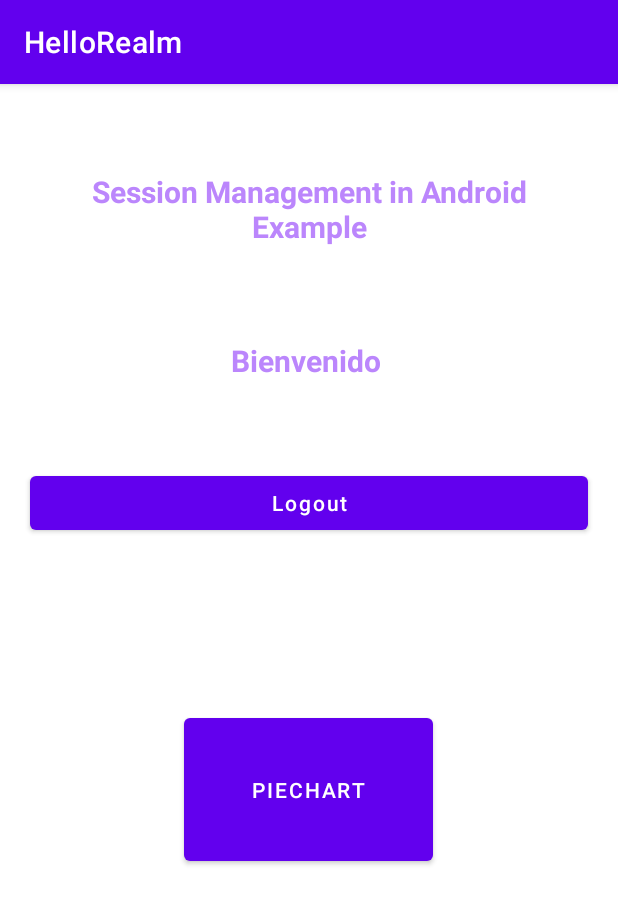
After one commit to AlterneDual/Info, an Android app: the Logged screen opened directly, with no data from a screen before it, on a phone screen of 412 x 824 dp. The commit adds this screen. Shown: the top 904 px of the screen. Run offline under Robolectric (Android 15) with nearby library versions, the phone set to English and light mode, and no system bars; libraries missing offline, so code that uses them is left out: io.realm; 4 statements that could not run were skipped.

Commit message:
Session sistem + Graphical use: DONE

```diff
--- a/Base de Datos/ExampleCode/HelloRealm/app/src/main/java/main/run/hellorealm/UsuarioController.kt
+++ b/Base de Datos/ExampleCode/HelloRealm/app/src/main/java/main/run/hellorealm/Control/UsuarioController.kt
@@ -1,8 +1,11 @@
-package main.run.hellorealm
+package main.run.hellorealm.Control
 
 import io.realm.Realm
 import io.realm.RealmList
 import io.realm.kotlin.where
+import main.run.hellorealm.model.Gasto
+import main.run.hellorealm.model.Usuario
+import main.run.hellorealm.utils.Encrypter
 
 class UsuarioController {
 
--- /dev/null
+++ b/Base de Datos/ExampleCode/HelloRealm/app/src/main/java/main/run/hellorealm/Logged.kt
@@ -0,0 +1,56 @@
+package main.run.hellorealm
+
+import android.content.Context
+import android.content.Intent
+import android.content.SharedPreferences
+import android.os.Bundle
+import androidx.appcompat.app.AppCompatActivity
+import io.realm.Realm
+import io.realm.RealmConfiguration
+import main.run.hellorealm.databinding.LoggedActivityBinding
+
+class Logged : AppCompatActivity() {
+
+    private lateinit var binding: LoggedActivityBinding
+
+    var PREFS_KEY = "prefs"
+    var EMAIL_KEY = "email"
+    var email = ""
+
+    lateinit var sharedPreferences: SharedPreferences
+
+    override fun onCreate(savedInstanceState: Bundle?) {
+        super.onCreate(savedInstanceState)
+        binding = LoggedActivityBinding.inflate(layoutInflater)
+        setContentView(binding.root)
+        Realm.init(this)
+
+        val realmName = "ProyectoPrueba"
+        val config =
+            RealmConfiguration.Builder().name(realmName).deleteRealmIfMigrationNeeded()
+                .schemaVersion(0).allowWritesOnUiThread(true).allowQueriesOnUiThread(true).build()
+        Realm.setDefaultConfiguration(config)
+
+        sharedPreferences = getSharedPreferences(PREFS_KEY, Context.MODE_PRIVATE)
+        email = sharedPreferences.getString(EMAIL_KEY, null)!!
+        binding.idTVUserName.text = "Bienvenido \n $email"
+
+        binding.idBtnLogOut.setOnClickListener {
+            val editor: SharedPreferences.Editor = sharedPreferences.edit()
+            editor.clear()
+            editor.apply()
+
+            val i = Intent(this, Login::class.java)
+            startActivity(i)
+            finish()
+        }
+
+        binding.idBtnPieChart.setOnClickListener {
+            val i = Intent(this, PieChart::class.java)
+            startActivity(i)
+            finish()
+        }
+
+
+    }
+}
--- a/Base de Datos/ExampleCode/HelloRealm/app/src/main/java/main/run/hellorealm/Encrypter.kt
+++ b/Base de Datos/ExampleCode/HelloRealm/app/src/main/java/main/run/hellorealm/utils/Encrypter.kt
@@ -1,4 +1,4 @@
-package main.run.hellorealm
+package main.run.hellorealm.utils
 
 import android.util.Base64
 import javax.crypto.Cipher
--- /dev/null
+++ b/Base de Datos/ExampleCode/HelloRealm/app/src/main/res/layout/logged_activity.xml
@@ -0,0 +1,68 @@
+<?xml version="1.0" encoding="utf-8"?>
+<RelativeLayout xmlns:android="http://schemas.android.com/apk/res/android"
+    xmlns:tools="http://schemas.android.com/tools"
+    android:layout_width="match_parent"
+    android:layout_height="match_parent"
+    tools:context=".Logged">
+
+    <!--on below line we are creating a
+         simple text view for heading-->
+    <TextView
+        android:id="@+id/idTVHead"
+        android:layout_width="match_parent"
+        android:layout_height="wrap_content"
+        android:layout_marginStart="20dp"
+        android:layout_marginTop="50dp"
+        android:layout_marginEnd="20dp"
+        android:gravity="center"
+        android:padding="8dp"
+        android:text="Session Management in Android Example"
+        android:textAlignment="center"
+        android:textColor="@color/purple_200"
+        android:textSize="20sp"
+        android:textStyle="bold" />
+
+    <!--on below line we are creating a
+        text view for displaying user name-->
+    <TextView
+        android:id="@+id/idTVUserName"
+        android:layout_width="match_parent"
+        android:layout_height="wrap_content"
+        android:layout_below="@id/idTVHead"
+        android:layout_centerHorizontal="true"
+        android:layout_marginStart="20dp"
+        android:layout_marginTop="50dp"
+        android:layout_marginEnd="20dp"
+        android:gravity="center"
+        android:padding="4dp"
+        android:text="User Name"
+        android:textAlignment="center"
+        android:textAllCaps="false"
+        android:textColor="@color/purple_200"
+        android:textSize="20sp"
+        android:textStyle="bold" />
+
+    <!--on below line we are creating
+         a button for logout-->
+    <Button
+        android:id="@+id/idBtnLogOut"
+        android:layout_width="match_parent"
+        android:layout_height="wrap_content"
+        android:layout_below="@id/idTVUserName"
+        android:layout_marginStart="20dp"
+        android:layout_marginTop="30dp"
+        android:layout_marginEnd="20dp"
+        android:padding="5dp"
+        android:text="Logout"
+        android:textAllCaps="false" />
+
+    <Button
+        android:id="@+id/idBtnPieChart"
+        android:layout_width="166dp"
+        android:layout_height="107dp"
+        android:layout_below="@+id/idBtnLogOut"
+        android:layout_centerHorizontal="true"
+        android:layout_marginTop="113dp"
+        android:text="PieChart" />
+
+</RelativeLayout>
--- a/Base de Datos/ExampleCode/HelloRealm/settings.gradle
+++ b/Base de Datos/ExampleCode/HelloRealm/settings.gradle
@@ -1,3 +1,5 @@
+import org.gradle.api.initialization.resolve.RepositoriesMode
+
 pluginManagement {
     repositories {
         gradlePluginPortal()
@@ -6,7 +8,7 @@ pluginManagement {
     }
 }
 dependencyResolutionManagement {
-    repositoriesMode.set(RepositoriesMode.FAIL_ON_PROJECT_REPOS)
+    repositoriesMode.set(RepositoriesMode.PREFER_PROJECT)
     repositories {
         google()
         mavenCentral()
```
Also changed, not shown: Base de Datos/ExampleCode/HelloRealm/app/build.gradle (+13 -1 lines), Base de Datos/ExampleCode/HelloRealm/app/src/main/AndroidManifest.xml (+15 -1 lines), Base de Datos/ExampleCode/HelloRealm/app/src/main/java/main/run/hellorealm/Control/GastoController.kt (renamed from Base de Datos/ExampleCode/HelloRealm/app/src/main/java/main/run/hellorealm/GastoController.kt, +10 -4 lines), Base de Datos/ExampleCode/HelloRealm/app/src/main/java/main/run/hellorealm/Login.kt (added, +81 -0 lines), Base de Datos/ExampleCode/HelloRealm/app/src/main/java/main/run/hellorealm/PieChart.kt (added, +115 -0 lines), Base de Datos/ExampleCode/HelloRealm/app/src/main/java/main/run/hellorealm/RealmUse.kt (renamed from Base de Datos/ExampleCode/HelloRealm/app/src/main/java/main/run/hellorealm/MainActivity.kt, +27 -22 lines), Base de Datos/ExampleCode/HelloRealm/app/src/main/java/main/run/hellorealm/UsuarioGastoController.kt (deleted, +0 -15 lines), Base de Datos/ExampleCode/HelloRealm/app/src/main/java/main/run/hellorealm/model/Gasto.kt (renamed from Base de Datos/ExampleCode/HelloRealm/app/src/main/java/main/run/hellorealm/Gasto.kt, +3 -5 lines), Base de Datos/ExampleCode/HelloRealm/app/src/main/java/main/run/hellorealm/model/Usuario.kt (renamed from Base de Datos/ExampleCode/HelloRealm/app/src/main/java/main/run/hellorealm/Usuario.kt, +4 -4 lines), Base de Datos/ExampleCode/HelloRealm/app/src/main/res/drawable/ic_circle.xml (added, +12 -0 lines), Base de Datos/ExampleCode/HelloRealm/app/src/main/res/layout/activity_main.xml (+58 -3 lines), Base de Datos/ExampleCode/HelloRealm/app/src/main/res/layout/pie_chart.xml (added, +99 -0 lines), Base de Datos/ExampleCode/HelloRealm/app/src/main/res/values/colors.xml (+18 -2 lines), Base de Datos/ExampleCode/HelloRealm/build.gradle (+7 -0 lines), 2 other files.
